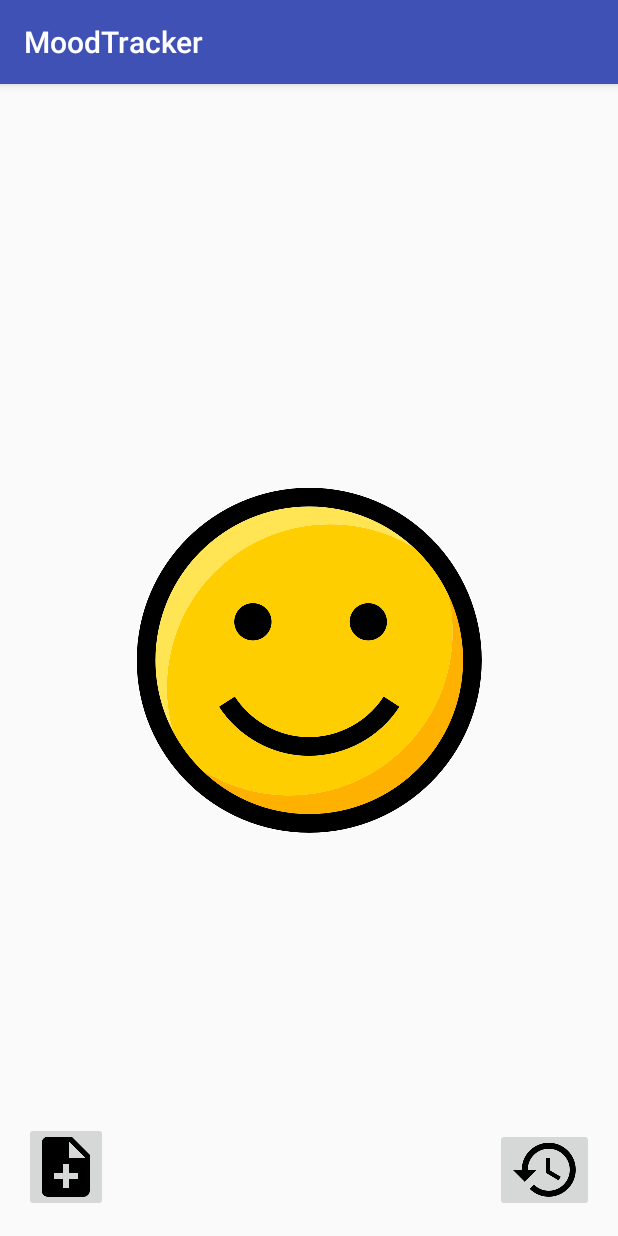
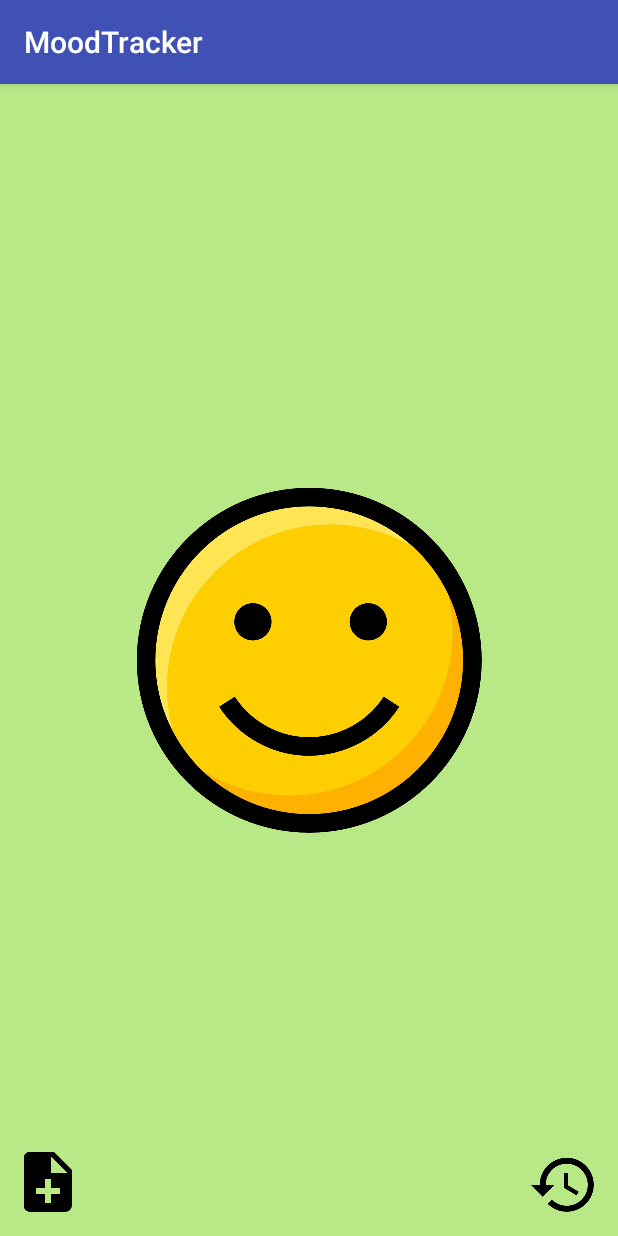
Before and after one commit to Cedxx/MoodTracker, an Android app: the screen it shows after launch (MainActivity), on a phone screen of 412 x 824 dp. Run offline under Robolectric (Android 15) with nearby library versions, the phone set to English and light mode, and no system bars.

Commit message:
Added activity_main.xml string value for image and button. fix graphic for activity_main.xml

```diff
--- a/app/src/main/res/layout/activity_main.xml
+++ b/app/src/main/res/layout/activity_main.xml
@@ -4,30 +4,35 @@
     xmlns:tools="http://schemas.android.com/tools"
     android:layout_width="match_parent"
     android:layout_height="match_parent"
+    android:background="@color/light_sage"
     tools:context=".MainActivity">
 
     <ImageButton
-        android:id="@+id/imageButton2"
+        android:id="@+id/historyButton"
         android:layout_width="wrap_content"
         android:layout_height="wrap_content"
         android:layout_marginEnd="16dp"
         android:layout_marginBottom="16dp"
+        android:background="@null"
+        android:contentDescription="@string/historyButton"
         app:layout_constraintBottom_toBottomOf="parent"
         app:layout_constraintEnd_toEndOf="parent"
         app:srcCompat="@drawable/ic_history_black" />
 
     <ImageButton
-        android:id="@+id/imageButton"
+        android:id="@+id/commentButton"
         android:layout_width="wrap_content"
         android:layout_height="wrap_content"
         android:layout_marginStart="16dp"
         android:layout_marginBottom="16dp"
+        android:background="@null"
+        android:contentDescription="@string/commentButton"
         app:layout_constraintBottom_toBottomOf="parent"
         app:layout_constraintStart_toStartOf="parent"
         app:srcCompat="@drawable/ic_note_add_black" />
 
     <ImageView
-        android:id="@+id/imageView"
+        android:id="@+id/moodView"
         android:layout_width="wrap_content"
         android:layout_height="wrap_content"
         android:layout_marginStart="8dp"
@@ -38,5 +43,6 @@
         app:layout_constraintEnd_toEndOf="parent"
         app:layout_constraintStart_toStartOf="parent"
         app:layout_constraintTop_toTopOf="parent"
-        app:srcCompat="@drawable/smiley_happy" />
+        app:srcCompat="@drawable/smiley_happy"
+        android:contentDescription="@string/moodView" />
 </android.support.constraint.ConstraintLayout>
--- a/app/src/main/res/values/colors.xml
+++ b/app/src/main/res/values/colors.xml
@@ -8,7 +8,7 @@
     <color name="faded_red">#ffde3c50</color>
     <color name="warm_grey">#ff9b9b9b</color>
     <color name="cornflower_blue_65">#a5468ad9</color>
-    <color name="light_sage">#ffb8e986</color>
+    <color name="light_sage">#B8E986</color>
     <color name="banana_yellow">#fff9ec4f</color>
 
 </resources>
--- a/app/src/main/res/values/strings.xml
+++ b/app/src/main/res/values/strings.xml
@@ -1,3 +1,6 @@
 <resources>
     <string name="app_name">MoodTracker</string>
+    <string name="historyButton">History</string>
+    <string name="commentButton">Comment</string>
+    <string name="moodView">Display current mood</string>
 </resources>
```
